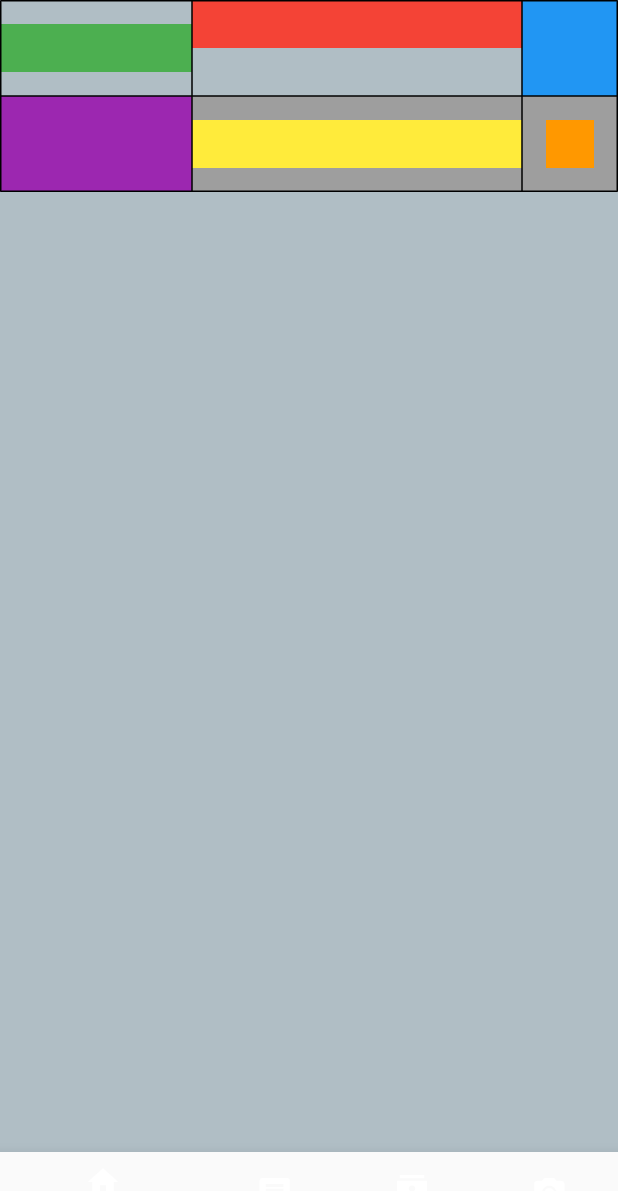
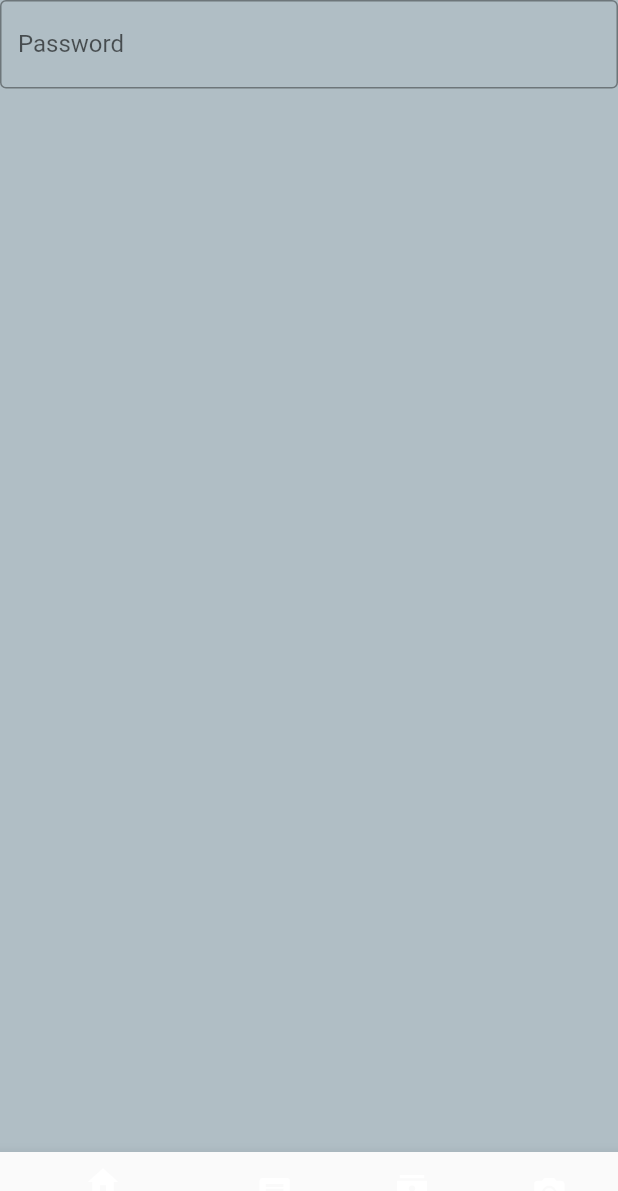
Before and after one commit to funky-dev99/Flutter-Basics, a Flutter app: the screen it shows after launch, on a phone screen of 412 x 824 dp. Shown: the top 1191 px of the screen. Run offline on Flutter 3.47's test engine with Material 2 defaults, Android fonts, the phone set to English and light mode, and no system bars; our stand-ins replace device_preview.

Commit message:
Text Field

```diff
--- a/flutter_basics/lib/main.dart
+++ b/flutter_basics/lib/main.dart
@@ -39,62 +39,14 @@ class _MyStatefulWidgetState extends State<MyStatefulWidget> {
     return Scaffold(
       backgroundColor: Colors.blueGrey.shade200,
        body:
-       Table(
-         border: TableBorder.all(),
-         columnWidths: const <int, TableColumnWidth>{
-           0: IntrinsicColumnWidth(),
-           1: FlexColumnWidth(),
-           2: FixedColumnWidth(64),
-         },
-         defaultVerticalAlignment: TableCellVerticalAlignment.middle,
-         children: <TableRow>[
-           TableRow(
-             children: <Widget>[
-               Container(
-                 height: 32,
-                 color: Colors.green,
-               ),
-               TableCell(
-                 verticalAlignment: TableCellVerticalAlignment.top,
-                 child: Container(
-                   height: 32,
-                   width: 32,
-                   color: Colors.red,
-                 ),
-               ),
-               Container(
-                 height: 64,
-                 color: Colors.blue,
-               ),
-             ],
-           ),
-           TableRow(
-             decoration: const BoxDecoration(
-               color: Colors.grey,
-             ),
-             children: <Widget>[
-               Container(
-                 height: 64,
-                 width: 128,
-                 color: Colors.purple,
-               ),
-               Container(
-                 height: 32,
-                 color: Colors.yellow,
-               ),
-               Center(
-                 child: Container(
-                   height: 32,
-                   width: 32,
-                   color: Colors.orange,
-                 ),
-               ),
-             ],
-           ),
-         ],
-       ),
-      bottomNavigationBar:
-      BottomNavigationBar(
+        TextField(
+          obscureText: true,
+          decoration: InputDecoration(
+            border: OutlineInputBorder(),
+            labelText: 'Password',
+          ),
+        ),
+      bottomNavigationBar:BottomNavigationBar(
         items: const [
           BottomNavigationBarItem(icon: Icon(Icons.home),label: 'Home'),
           BottomNavigationBarItem(icon: Icon(Icons.message),label: 'Message'),
```
